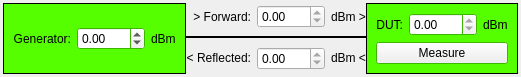
Above: src/gui/transmittedpower_view.ui from eseo-emc/emctestbench before the change. Below: the same form after it.
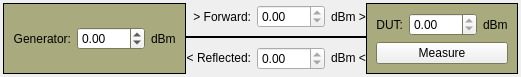
That is the form after the change.

Commit message: Obsoleted the pyuic4 step, by the uic.loadUiType() mechanism. Removed all superfluous *_view.py files and introduced an IntegerWidget.

```diff
--- a/src/gui/transmittedpower_view.ui
+++ b/src/gui/transmittedpower_view.ui
@@ -37,9 +37,9 @@
         <colorrole role="Window">
          <brush brushstyle="SolidPattern">
           <color alpha="255">
-           <red>85</red>
-           <green>255</green>
-           <blue>0</blue>
+           <red>170</red>
+           <green>170</green>
+           <blue>127</blue>
           </color>
          </brush>
         </colorrole>
@@ -57,9 +57,9 @@
         <colorrole role="Window">
          <brush brushstyle="SolidPattern">
           <color alpha="255">
-           <red>85</red>
-           <green>255</green>
-           <blue>0</blue>
+           <red>170</red>
+           <green>170</green>
+           <blue>127</blue>
           </color>
          </brush>
         </colorrole>
@@ -68,18 +68,18 @@
         <colorrole role="Base">
          <brush brushstyle="SolidPattern">
           <color alpha="255">
-           <red>85</red>
-           <green>255</green>
-           <blue>0</blue>
+           <red>170</red>
+           <green>170</green>
+           <blue>127</blue>
           </color>
          </brush>
         </colorrole>
         <colorrole role="Window">
          <brush brushstyle="SolidPattern">
           <color alpha="255">
-           <red>85</red>
-           <green>255</green>
-           <blue>0</blue>
+           <red>170</red>
+           <green>170</green>
+           <blue>127</blue>
           </color>
          </brush>
         </colorrole>
@@ -217,9 +217,9 @@
         <colorrole role="Window">
          <brush brushstyle="SolidPattern">
           <color alpha="255">
-           <red>85</red>
-           <green>255</green>
-           <blue>0</blue>
+           <red>170</red>
+           <green>170</green>
+           <blue>127</blue>
           </color>
          </brush>
         </colorrole>
@@ -237,9 +237,9 @@
         <colorrole role="Window">
          <brush brushstyle="SolidPattern">
           <color alpha="255">
-           <red>85</red>
-           <green>255</green>
-           <blue>0</blue>
+           <red>170</red>
+           <green>170</green>
+           <blue>127</blue>
           </color>
          </brush>
         </colorrole>
@@ -248,18 +248,18 @@
         <colorrole role="Base">
          <brush brushstyle="SolidPattern">
           <color alpha="255">
-           <red>85</red>
-           <green>255</green>
-           <blue>0</blue>
+           <red>170</red>
+           <green>170</green>
+           <blue>127</blue>
           </color>
          </brush>
         </colorrole>
         <colorrole role="Window">
          <brush brushstyle="SolidPattern">
           <color alpha="255">
-           <red>85</red>
-           <green>255</green>
-           <blue>0</blue>
+           <red>170</red>
+           <green>170</green>
+           <blue>127</blue>
           </color>
          </brush>
         </colorrole>
```
The commit also changes 51 other files.
